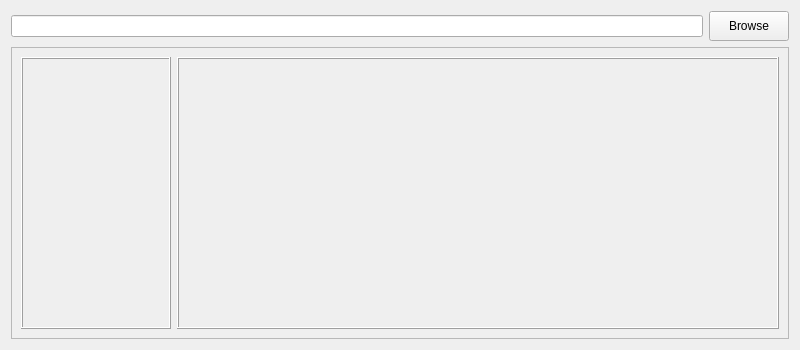
First picture: the form in ui/asset_manager/asset_manager.ui, repository sasisingavarapu/SakitechX_Asset_Manager, before the edit.
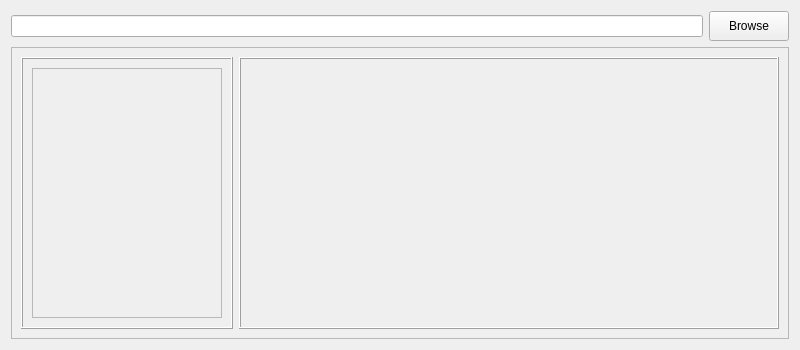
Second picture: the form after the edit.

```diff
--- a/ui/asset_manager/asset_manager.ui
+++ b/ui/asset_manager/asset_manager.ui
@@ -87,7 +87,44 @@
             </property>
             <layout class="QGridLayout" name="gridLayout_4">
              <item row="0" column="0">
-              <layout class="QVBoxLayout" name="asset_layout"/>
+              <widget class="QScrollArea" name="scrollArea">
+               <property name="sizePolicy">
+                <sizepolicy hsizetype="Fixed" vsizetype="Ignored">
+                 <horstretch>0</horstretch>
+                 <verstretch>0</verstretch>
+                </sizepolicy>
+               </property>
+               <property name="minimumSize">
+                <size>
+                 <width>190</width>
+                 <height>0</height>
+                </size>
+               </property>
+               <property name="maximumSize">
+                <size>
+                 <width>190</width>
+                 <height>16777215</height>
+                </size>
+               </property>
+               <property name="widgetResizable">
+                <bool>true</bool>
+               </property>
+               <widget class="QWidget" name="scrollAreaWidgetContents_2">
+                <property name="geometry">
+                 <rect>
+                  <x>0</x>
+                  <y>0</y>
+                  <width>188</width>
+                  <height>233</height>
+                 </rect>
+                </property>
+                <layout class="QVBoxLayout" name="verticalLayout">
+                 <item>
+                  <layout class="QVBoxLayout" name="asset_vlayout"/>
+                 </item>
+                </layout>
+               </widget>
+              </widget>
              </item>
             </layout>
            </widget>
```
